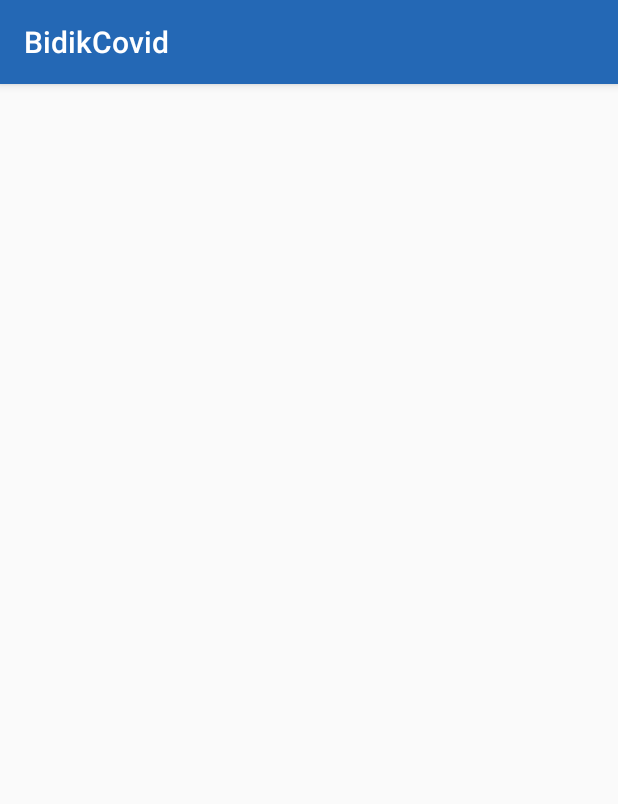
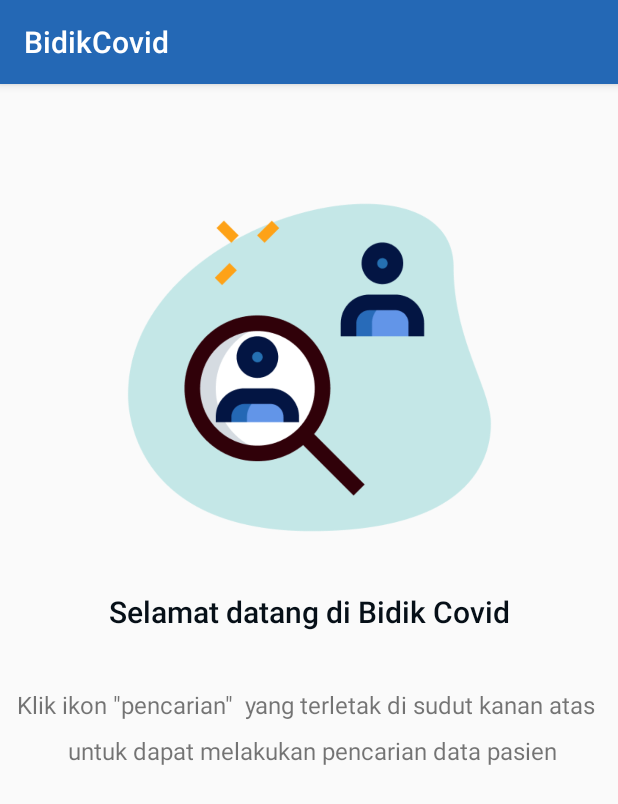
Before and after one commit to roningrum/BidikCovid, an Android app: the MainMenuActivity screen opened directly, with no data from a screen before it, on a phone screen of 412 x 824 dp. Shown: the top 804 px of the screen. Run offline under Robolectric (Android 15) with nearby library versions, the phone set to English and light mode, and no system bars.

Commit message:
update layout

```diff
--- a/app/src/main/res/layout/activity_main_menu.xml
+++ b/app/src/main/res/layout/activity_main_menu.xml
@@ -1,8 +1,54 @@
 <?xml version="1.0" encoding="utf-8"?>
 <androidx.constraintlayout.widget.ConstraintLayout xmlns:android="http://schemas.android.com/apk/res/android"
+    xmlns:app="http://schemas.android.com/apk/res-auto"
     xmlns:tools="http://schemas.android.com/tools"
     android:layout_width="match_parent"
     android:layout_height="match_parent"
     tools:context=".home.MainMenuActivity">
 
+    <ImageView
+        android:id="@+id/ic_welcome"
+        android:layout_width="250dp"
+        android:layout_height="250dp"
+        android:layout_marginStart="8dp"
+        android:layout_marginTop="64dp"
+        android:layout_marginEnd="8dp"
+        app:layout_constraintEnd_toEndOf="parent"
+        app:layout_constraintStart_toStartOf="parent"
+        app:layout_constraintTop_toTopOf="parent"
+        app:srcCompat="@drawable/welcome" />
+
+    <TextView
+        android:id="@+id/tv_heading_main"
+        android:layout_width="0dp"
+        android:layout_height="wrap_content"
+        android:layout_marginStart="24dp"
+        android:layout_marginTop="24dp"
+        android:layout_marginEnd="24dp"
+        android:fontFamily="sans-serif-medium"
+        android:text="Selamat datang di Bidik Covid"
+        android:textAlignment="center"
+        android:textColor="@color/colorHeadingText"
+        android:textSize="20sp"
+        app:layout_constraintEnd_toEndOf="parent"
+        app:layout_constraintStart_toStartOf="parent"
+        app:layout_constraintTop_toBottomOf="@+id/ic_welcome" />
+
+    <TextView
+        android:id="@+id/tv_content_main"
+        android:layout_width="0dp"
+        android:layout_height="wrap_content"
+        android:layout_marginStart="8dp"
+        android:layout_marginTop="16dp"
+        android:layout_marginEnd="8dp"
+        android:lineSpacingExtra="12sp"
+        android:text='Klik ikon "pencarian"  yang terletak di sudut kanan atas \n untuk dapat melakukan pencarian data pasien'
+        android:textAlignment="center"
+        android:textSize="16sp"
+        app:layout_constraintBottom_toBottomOf="parent"
+        app:layout_constraintEnd_toEndOf="parent"
+        app:layout_constraintHorizontal_bias="1.0"
+        app:layout_constraintStart_toStartOf="parent"
+        app:layout_constraintTop_toBottomOf="@+id/tv_heading_main"
+        app:layout_constraintVertical_bias="0.063" />
 </androidx.constraintlayout.widget.ConstraintLayout>
```
Also changed, not shown: app/src/main/res/drawable-mdpi/welcome.png (added).
